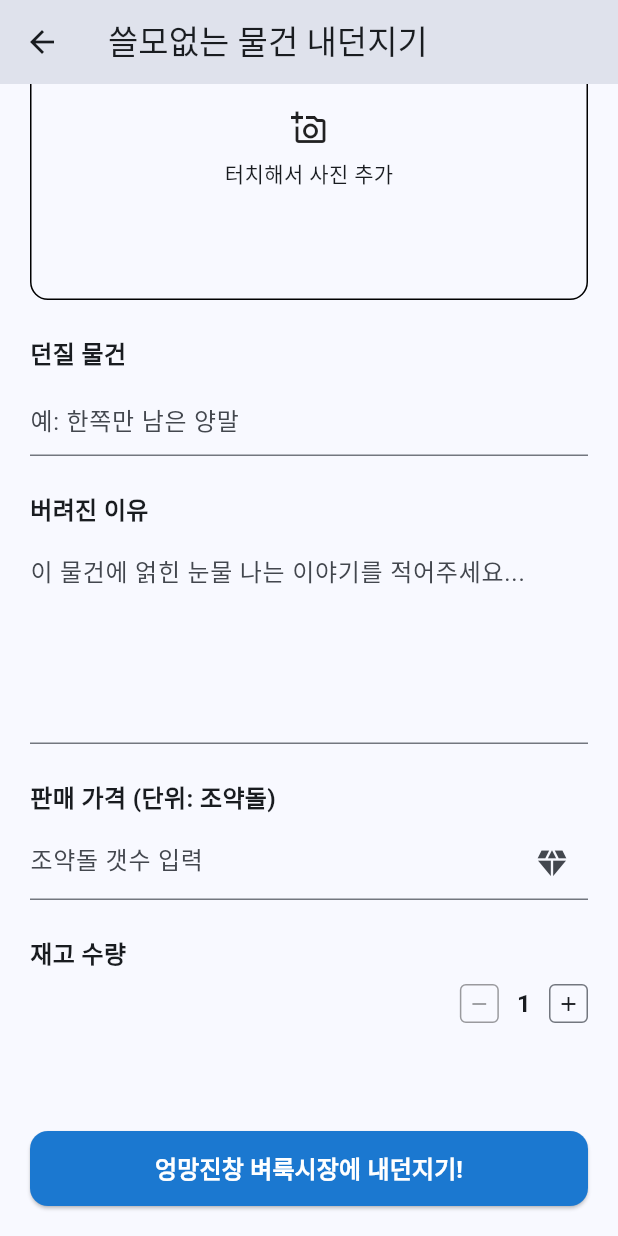
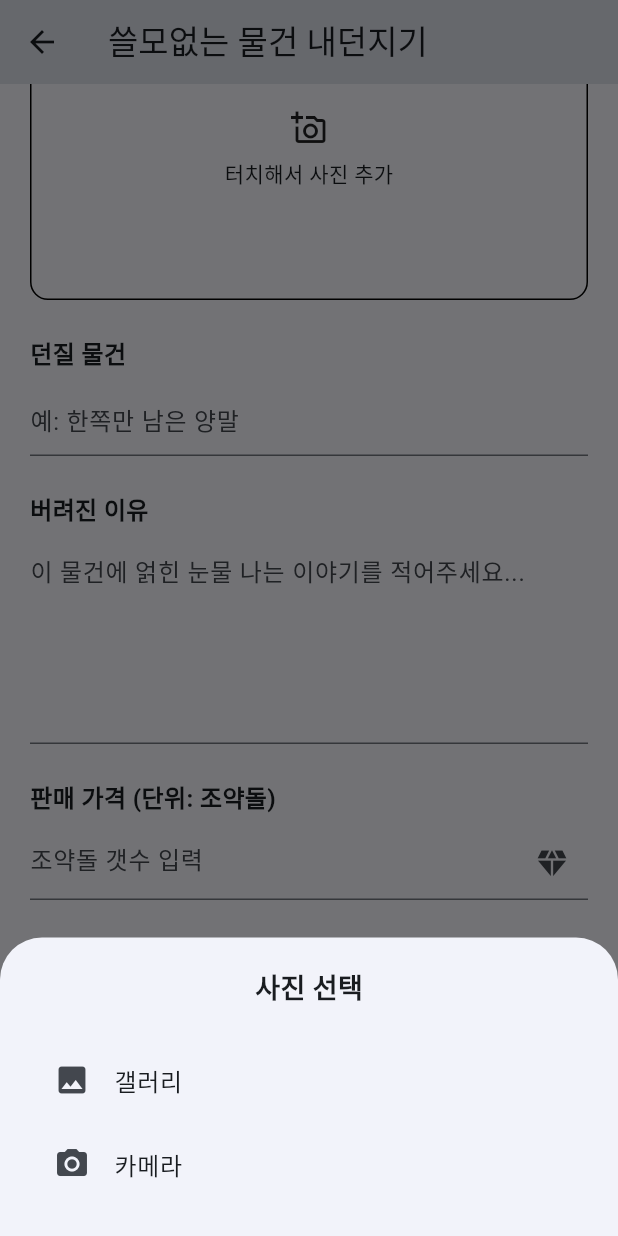
Before and after one commit to fireonmac/sparta-venture-assignments, a Flutter app: the ProductCreateScreen screen opened directly, scrolled down 108 dp, after a tap on "터치해서 사진 추가", on a phone screen of 412 x 824 dp. Run offline on Flutter 3.47's test engine with Material 3 defaults, Android fonts, the phone set to English and light mode, and no system bars; our stand-ins replace image_picker.

Commit message:
상품 등록시 이미지 선택 기능 추가

```diff
--- a/flutter_basic_venture/lib/src/view/products/product_create_screen.dart
+++ b/flutter_basic_venture/lib/src/view/products/product_create_screen.dart
@@ -1,3 +1,4 @@
+import 'dart:io';
 import 'package:flutter/material.dart';
 import 'package:flutter_basic_venture/src/features/products/product_model.dart';
 import 'package:flutter_basic_venture/src/features/products/products_container.dart';
@@ -5,6 +6,7 @@ import 'package:flutter_basic_venture/src/styles.dart';
 import 'package:flutter_basic_venture/src/utils/navigation.dart';
 import 'package:flutter_basic_venture/src/widgets/call_to_action_button.dart';
 import 'package:flutter_basic_venture/src/widgets/quantity_control.dart';
+import 'package:flutter_basic_venture/src/widgets/image_picker_bottom_sheet.dart';
 
 class ProductCreateScreen extends StatefulWidget {
   const ProductCreateScreen({super.key});
@@ -22,6 +24,7 @@ class _ProductCreateScreenState extends State<ProductCreateScreen> {
   final _descriptionController = TextEditingController();
   final _priceController = TextEditingController();
   int _stockQuantity = 1;
+  File? _selectedImage;
 
   @override
   void dispose() {
@@ -45,6 +48,29 @@ class _ProductCreateScreenState extends State<ProductCreateScreen> {
     });
   }
 
+  Future<void> _pickImage() async {
+    try {
+      await showModalBottomSheet(
+        context: context,
+        builder: (context) => ImagePickerBottomSheet(
+          onImageSelected: (pickedFile) {
+            if (pickedFile != null) {
+              setState(() {
+                _selectedImage = pickedFile;
+              });
+            }
+          },
+        ),
+      );
+    } catch (e) {
+      if (mounted) {
+        ScaffoldMessenger.of(
+          context,
+        ).showSnackBar(SnackBar(content: Text('이미지 선택 실패: $e')));
+      }
+    }
+  }
+
   void _createProduct(BuildContext context) {
     final name = _nameController.text.trim();
     final description = _descriptionController.text.trim();
@@ -54,6 +80,13 @@ class _ProductCreateScreenState extends State<ProductCreateScreen> {
       ScaffoldMessenger.of(
         context,
       ).showSnackBar(const SnackBar(content: Text('모든 필드를 입력해주세요.')));
+      return;
+    }
+
+    if (_selectedImage == null) {
+      ScaffoldMessenger.of(
+        context,
+      ).showSnackBar(const SnackBar(content: Text('사진을 선택해주세요.')));
       return;
     }
 
@@ -72,8 +105,7 @@ class _ProductCreateScreenState extends State<ProductCreateScreen> {
       description: description,
       price: price,
       stock: _stockQuantity,
-      imageUrl:
-          'https://via.placeholder.com/300x300/9C27B0/FFFFFF?text=${Uri.encodeComponent(name)}',
+      imageUrl: _selectedImage!.path,
       category: '기타',
     );
 
@@ -108,20 +140,52 @@ class _ProductCreateScreenState extends State<ProductCreateScreen> {
             children: [
               _buildSectionTitle('물건 사진'),
               GestureDetector(
-                onTap: () {},
+                onTap: _pickImage,
                 child: Container(
                   height: 200,
                   width: double.infinity,
+                  clipBehavior: Clip.hardEdge,
                   decoration: BoxDecoration(
-                    border: Border.all(),
+                    border: _selectedImage == null ? Border.all() : null,
                     borderRadius: BorderRadius.circular(12.0),
                   ),
-                  child: Column(
-                    mainAxisAlignment: MainAxisAlignment.center,
+                  child: Stack(
+                    fit: StackFit.expand,
                     children: [
-                      Icon(Icons.add_a_photo_outlined),
-                      const SizedBox(height: 8),
-                      Text('터치해서 사진 추가'),
+                      _selectedImage != null
+                          ? Image.file(_selectedImage!, fit: BoxFit.cover)
+                          : Column(
+                              mainAxisAlignment: MainAxisAlignment.center,
+                              children: [
+                                Icon(Icons.add_a_photo_outlined),
+                                const SizedBox(height: 8),
+                                Text('터치해서 사진 추가'),
+                              ],
+                            ),
+                      if (_selectedImage != null)
+                        Positioned(
+                          top: 8,
+                          right: 8,
+                          child: GestureDetector(
+                            onTap: () {
+                              setState(() {
+                                _selectedImage = null;
+                              });
+                            },
+                            child: Container(
+                              decoration: BoxDecoration(
+                                color: Colors.black54,
+                                shape: BoxShape.circle,
+                              ),
+                              padding: const EdgeInsets.all(4),
+                              child: Icon(
+                                Icons.close,
+                                color: Colors.white,
+                                size: 20,
+                              ),
+                            ),
+                          ),
+                        ),
                     ],
                   ),
                 ),
--- /dev/null
+++ b/flutter_basic_venture/lib/src/widgets/image_picker_bottom_sheet.dart
@@ -0,0 +1,53 @@
+import 'dart:io';
+import 'package:flutter/material.dart';
+import 'package:image_picker/image_picker.dart';
+
+class ImagePickerBottomSheet extends StatelessWidget {
+  final Function(File?) onImageSelected;
+
+  const ImagePickerBottomSheet({
+    super.key,
+    required this.onImageSelected,
+  });
+
+  @override
+  Widget build(BuildContext context) {
+    final picker = ImagePicker();
+
+    return Container(
+      padding: const EdgeInsets.all(20),
+      child: Column(
+        mainAxisSize: MainAxisSize.min,
+        children: [
+          const Text(
+            '사진 선택',
+            style: TextStyle(fontSize: 18, fontWeight: FontWeight.bold),
+          ),
+          const SizedBox(height: 20),
+          ListTile(
+            leading: const Icon(Icons.image),
+            title: const Text('갤러리'),
+            onTap: () async {
+              Navigator.pop(context);
+              final pickedFile = await picker.pickImage(
+                source: ImageSource.gallery,
+              );
+              onImageSelected(pickedFile != null ? File(pickedFile.path) : null);
+            },
+          ),
+          ListTile(
+            leading: const Icon(Icons.camera_alt),
+            title: const Text('카메라'),
+            onTap: () async {
+              Navigator.pop(context);
+              final pickedFile = await picker.pickImage(
+                source: ImageSource.camera,
+              );
+              onImageSelected(pickedFile != null ? File(pickedFile.path) : null);
+            },
+          ),
+        ],
+      ),
+    );
+  }
+}
```
